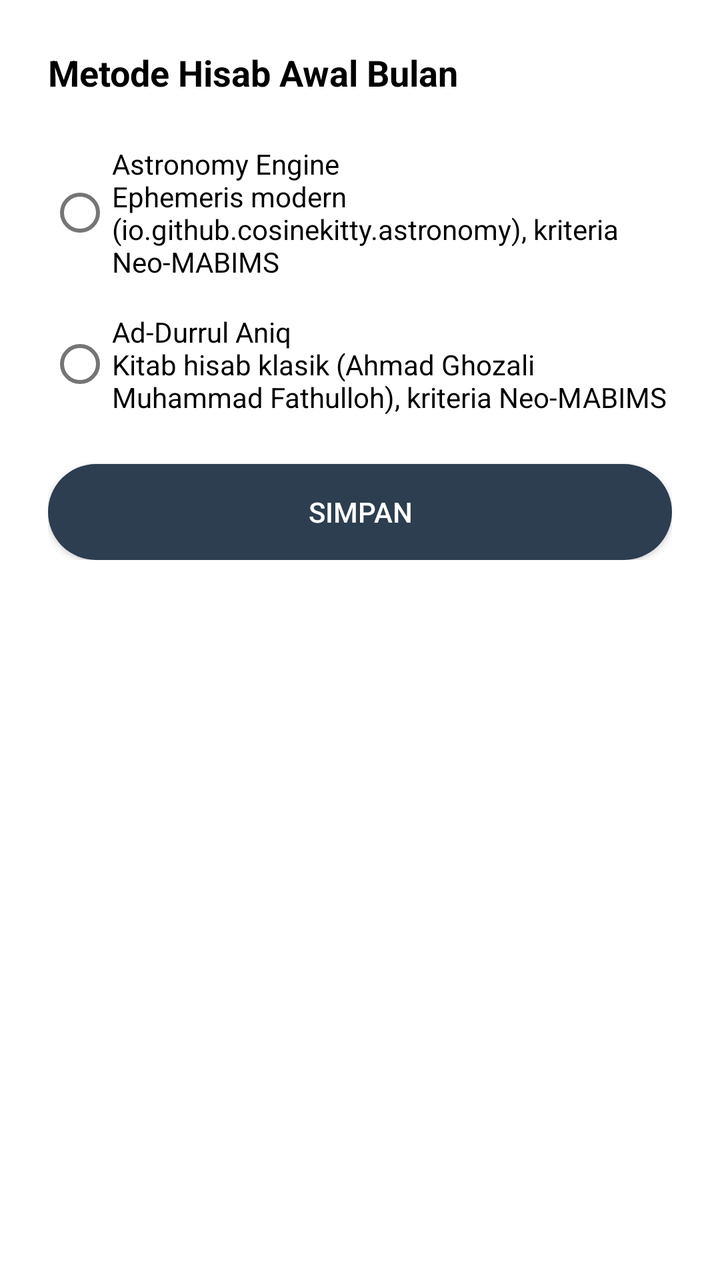
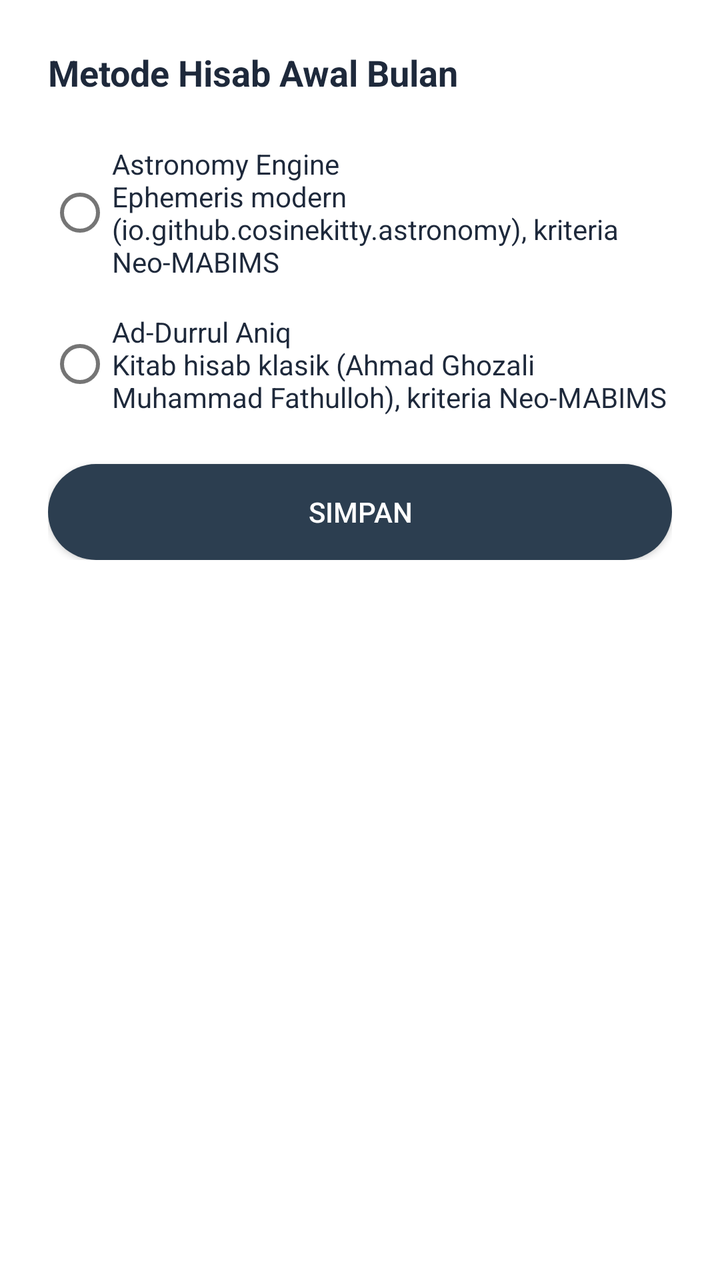

Before-and-after screenshots of an Android layout around one commit, followed by the original layout XML and the change that was made.
<!-- AndroidManifest.xml: application theme AppTheme -->
<!-- res/layout/dialog_hisab_method.xml -->
<?xml version="1.0" encoding="utf-8"?>
<ScrollView xmlns:android="http://schemas.android.com/apk/res/android"
    android:layout_width="match_parent"
    android:layout_height="wrap_content"
    android:maxHeight="560dp">

    <LinearLayout
        android:layout_width="match_parent"
        android:layout_height="wrap_content"
        android:orientation="vertical"
        android:padding="24dp"
        android:background="@drawable/bg_card_up_rounded">

        <TextView
            android:layout_width="wrap_content"
            android:layout_height="wrap_content"
            android:text="Metode Hisab Awal Bulan"
            android:textSize="18sp"
            android:textStyle="bold"
            android:textColor="@android:color/black"
            android:layout_marginBottom="16dp"/>

        <RadioGroup
            android:id="@+id/radioGroupHisabMethod"
            android:layout_width="match_parent"
            android:layout_height="wrap_content"
            android:orientation="vertical">

            <RadioButton
                android:id="@+id/radioHisabAstronomyEngine"
                android:layout_width="match_parent"
                android:layout_height="wrap_content"
                android:text="Astronomy Engine\nEphemeris modern (io.github.cosinekitty.astronomy), kriteria Neo-MABIMS"
                android:textSize="14sp"
                android:textColor="@android:color/black"
                android:paddingTop="8dp"
                android:paddingBottom="8dp"/>

            <RadioButton
                android:id="@+id/radioHisabDurrulAniq"
                android:layout_width="match_parent"
                android:layout_height="wrap_content"
                android:text="Ad-Durrul Aniq\nKitab hisab klasik (Ahmad Ghozali Muhammad Fathulloh), kriteria Neo-MABIMS"
                android:textSize="14sp"
                android:textColor="@android:color/black"
                android:paddingTop="8dp"
                android:paddingBottom="8dp"/>
        </RadioGroup>

        <androidx.appcompat.widget.AppCompatButton
            android:id="@+id/btnSaveHisabMethod"
            android:layout_width="match_parent"
            android:layout_height="wrap_content"
            android:layout_marginTop="16dp"
            android:text="Simpan"
            android:background="@drawable/bg_btn_main_dark"
            android:textColor="@android:color/white"/>

    </LinearLayout>
</ScrollView>
<!-- resources referenced by this layout -->
<resources>
  <!-- drawable bg_btn_main_dark (drawable) -->
  <?xml version="1.0" encoding="utf-8"?>
  <shape xmlns:android="http://schemas.android.com/apk/res/android"
      android:shape="rectangle">
  
      <solid android:color="#2C3E50" />
  
      <corners android:radius="24dp" />
  </shape>
  <!-- drawable bg_card_up_rounded (drawable) -->
  <?xml version="1.0" encoding="utf-8"?>
  <shape xmlns:android="http://schemas.android.com/apk/res/android">
      <solid android:color="@color/card_white"/>
  
  
      <corners
          android:topLeftRadius="16dp"
          android:topRightRadius="16dp"
          android:bottomLeftRadius="0dp"
          android:bottomRightRadius="0dp" />
  
  </shape>
  <style name="AppTheme" parent="Theme.AlKaukaba">
          <item name="android:windowDrawsSystemBarBackgrounds" tools:targetApi="lollipop">true</item>
      </style>
  <color name="card_white">#FFFFFF</color>
  <style name="Theme.AlKaukaba" parent="Theme.MaterialComponents.DayNight.NoActionBar">
          
          <item name="colorPrimary">@color/purple_500</item>
          <item name="colorPrimaryVariant">@color/transparent</item>
          <item name="colorOnPrimary">@color/white</item>
          
          <item name="colorSecondary">@color/teal_200</item>
          <item name="colorSecondaryVariant">@color/teal_700</item>
          <item name="colorOnSecondary">@color/black</item>
          
          <item name="android:statusBarColor" tools:targetApi="l">?attr/colorPrimaryVariant</item>
          
          <item name="bottomSheetDialogTheme">@style/ThemeOverlay.AlKaukaba.BottomSheetDialog</item>
      </style>
  <color name="purple_500">#FF6200EE</color>
  <color name="transparent">#00FFFFFF</color>
  <color name="white">#FFFFFFFF</color>
  <color name="teal_200">#FF03DAC5</color>
  <color name="teal_700">#FF018786</color>
  <color name="black">#FF000000</color>
  <style name="ThemeOverlay.AlKaukaba.BottomSheetDialog" parent="ThemeOverlay.MaterialComponents.BottomSheetDialog">
          <item name="bottomSheetStyle">@style/Widget.AlKaukaba.BottomSheet.Modal</item>
      </style>
  <style name="Widget.AlKaukaba.BottomSheet.Modal" parent="Widget.MaterialComponents.BottomSheet.Modal">
          <item name="shapeAppearanceOverlay">@style/ShapeAppearance.AlKaukaba.BottomSheet</item>
      </style>
  <style name="ShapeAppearance.AlKaukaba.BottomSheet" parent="">
          <item name="cornerFamily">rounded</item>
          <item name="cornerSizeTopLeft">16dp</item>
          <item name="cornerSizeTopRight">16dp</item>
          <item name="cornerSizeBottomLeft">0dp</item>
          <item name="cornerSizeBottomRight">0dp</item>
      </style>
</resources>

<!-- the commit's change to res/layout/dialog_hisab_method.xml (unified diff, before → after) -->
@@ -17,7 +17,7 @@
             android:text="Metode Hisab Awal Bulan"
             android:textSize="18sp"
             android:textStyle="bold"
-            android:textColor="@android:color/black"
+            android:textColor="@color/text_primary"
             android:layout_marginBottom="16dp"/>
 
         <RadioGroup
@@ -32,7 +32,7 @@
                 android:layout_height="wrap_content"
                 android:text="Astronomy Engine\nEphemeris modern (io.github.cosinekitty.astronomy), kriteria Neo-MABIMS"
                 android:textSize="14sp"
-                android:textColor="@android:color/black"
+                android:textColor="@color/text_primary"
                 android:paddingTop="8dp"
                 android:paddingBottom="8dp"/>
 
@@ -42,7 +42,7 @@
                 android:layout_height="wrap_content"
                 android:text="Ad-Durrul Aniq\nKitab hisab klasik (Ahmad Ghozali Muhammad Fathulloh), kriteria Neo-MABIMS"
                 android:textSize="14sp"
-                android:textColor="@android:color/black"
+                android:textColor="@color/text_primary"
                 android:paddingTop="8dp"
                 android:paddingBottom="8dp"/>
         </RadioGroup>
<!-- resource entries referenced after the edit -->
@@ -1,5 +1,6 @@
 <!-- resources referenced by this layout -->
 <resources>
+  <color name="text_primary">#1E293B</color>
   <!-- drawable bg_btn_main_dark (drawable) -->
   <?xml version="1.0" encoding="utf-8"?>
   <shape xmlns:android="http://schemas.android.com/apk/res/android"
